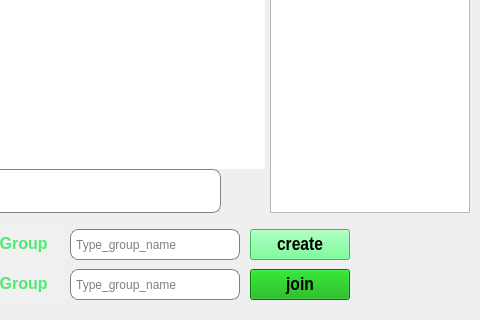
This is jamin-gram/groups.ui in raminLgh/jamin-gram as Qt 5 draws it before an edit; both pictures show x 220 to 700 and y 280 to 600 of the 700 by 600 pixel window. The edited form follows.
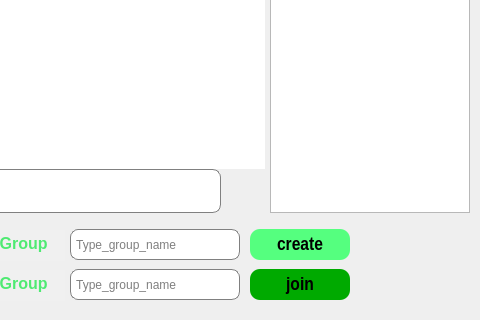
This is the edited form. Icons and pictures are not drawn.

The edit to the form file:
```diff
--- a/jamin-gram/groups.ui
+++ b/jamin-gram/groups.ui
@@ -141,6 +141,7 @@
      <font>
       <family>Arial Narrow</family>
       <pointsize>14</pointsize>
+      <weight>75</weight>
       <bold>true</bold>
      </font>
     </property>
@@ -148,6 +149,7 @@
      <string notr="true">QPushButton{
 background-color: rgb(0, 170, 0);
 font-size:14pt;
+border-radius:10px;
 }</string>
     </property>
     <property name="text">
@@ -414,12 +416,14 @@
      <font>
       <family>Arial Narrow</family>
       <pointsize>14</pointsize>
+      <weight>75</weight>
       <bold>true</bold>
      </font>
     </property>
     <property name="styleSheet">
      <string notr="true">background-color: rgb(85, 255, 127);
 font-size:14pt;
+border-radius:10px;
 </string>
     </property>
     <property name="text">
```
Left out of the diff: 15 changed lines with no effect on the pictures.
